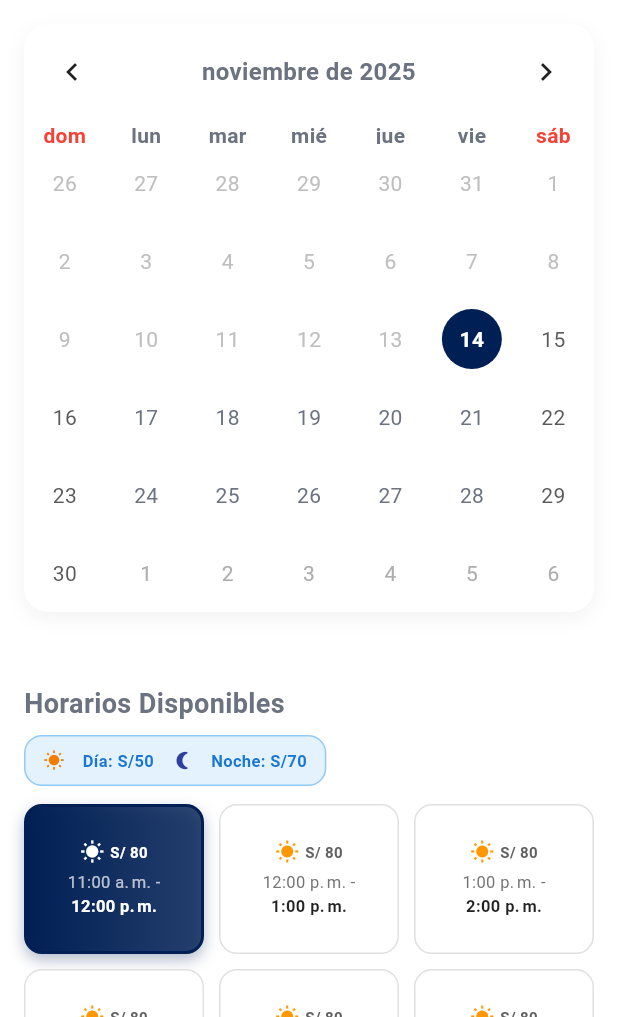
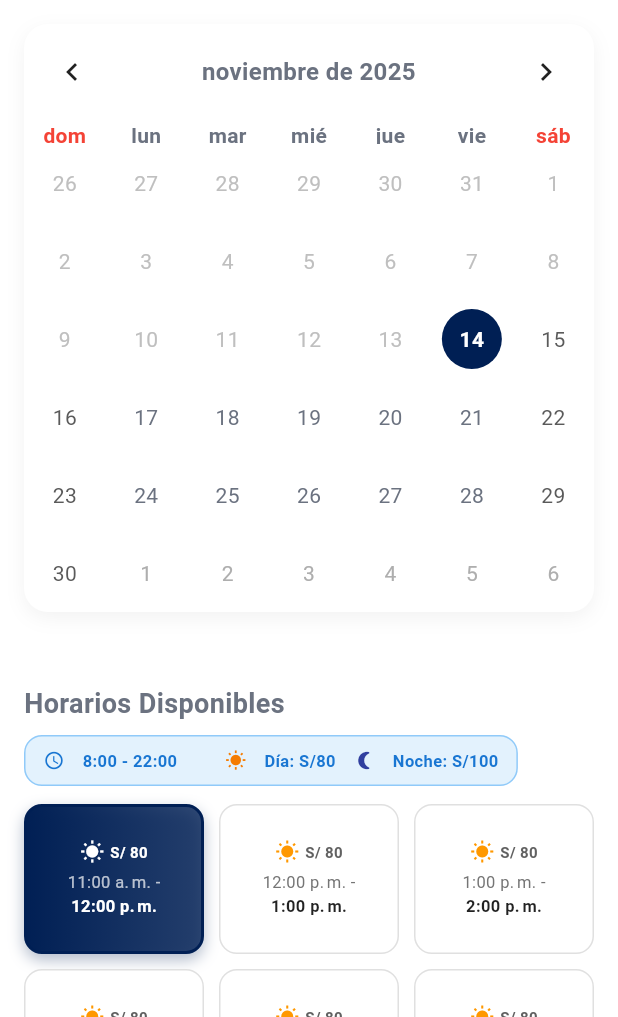
Before and after one commit to 51Jos/CampoRealMadriFC, a Flutter app: the HomePage screen opened directly, after a tap on an icon or button, on a phone screen of 412 x 824 dp, the part 219-1236 px from its top. Run offline on Flutter 3.47's test engine with Material 3 defaults, Android fonts, the phone set to English and light mode, and no system bars; drawn by our look-alikes of table_calendar; our stand-ins replace cloud_firestore, dartz, dio, equatable, firebase_auth, firebase_core and 6 more; accounts and stored records are empty.

Commit message:
Fix: Mostrar horarios y precios reales + arreglar WhatsApp en web e iOS
Problema 1: Horarios y precios hardcodeados en HomePage
- Cargar CompanyInfo en HomePage para obtener configuración real
- Mostrar rango de horarios dinámico (ej: "8:00 - 22:00")
- Mostrar precios de día y noche configurados por el admin
- Agregar ícono de reloj para indicar el horario de operación
- Usar if conditional para mostrar info solo cuando CompanyInfo está cargado

Problema 2: WhatsApp no abre en Web ni iOS
- Cambiar de whatsapp://send a https://api.whatsapp.com/send
- Usar LaunchMode.externalApplication en todas las plataformas
- Actualizar BookingConfirmationPage para usar API de WhatsApp
- Actualizar WhatsAppService para usar LaunchMode consistente
- Remover import no usado de flutter/foundation.dart
- Mejorar mensaje de error cuando WhatsApp no está instalado

Beneficios:
- Web: Abre WhatsApp Web en nueva pestaña
- iOS: Abre app de WhatsApp si está instalada, sino WhatsApp Web
- Android: Abre app de WhatsApp directamente
- Horarios y precios se actualizan automáticamente desde configuración

🤖 Generated with [Claude Code](https://claude.com/claude-code)

Co-Authored-By: Claude <noreply@anthropic.com>

```diff
--- a/lib/core/services/whatsapp_service.dart
+++ b/lib/core/services/whatsapp_service.dart
@@ -1,4 +1,3 @@
-import 'package:flutter/foundation.dart' show kIsWeb;
 import 'package:url_launcher/url_launcher.dart';
 import '../../features/booking/domain/entities/booking.dart';
 
@@ -96,9 +95,11 @@ _Sintético Lima_
       print('Can launch WhatsApp URL: $canLaunch');
 
       if (canLaunch) {
+        // LaunchMode.externalApplication funciona mejor en todas las plataformas
+        // En iOS y Android abre WhatsApp app, en Web abre WhatsApp Web en nueva pestaña
         final result = await launchUrl(
           url,
-          mode: kIsWeb ? LaunchMode.platformDefault : LaunchMode.externalApplication,
+          mode: LaunchMode.externalApplication,
         );
         print('Launch result: $result');
         return result;
--- a/lib/features/booking/presentation/pages/home_page.dart
+++ b/lib/features/booking/presentation/pages/home_page.dart
@@ -2,8 +2,11 @@ import 'package:flutter/material.dart';
 import 'package:flutter_bloc/flutter_bloc.dart';
 import 'package:table_calendar/table_calendar.dart';
 import 'package:intl/intl.dart';
+import '../../../../config/dependency_injection/service_locator.dart';
 import '../../../../core/theme/app_colors.dart';
 import '../../../auth/presentation/bloc/auth_bloc.dart';
+import '../../../company/domain/entities/company_info.dart';
+import '../../../company/domain/usecases/get_company_info.dart';
 import '../bloc/booking_bloc.dart';
 import '../bloc/booking_event.dart';
 import '../bloc/booking_state.dart';
@@ -20,11 +23,31 @@ class HomePage extends StatefulWidget {
 class _HomePageState extends State<HomePage> {
   DateTime _selectedDay = DateTime.now();
   DateTime _focusedDay = DateTime.now();
+  CompanyInfo? _companyInfo;
 
   @override
   void initState() {
     super.initState();
+    _loadCompanyInfo();
     _loadTimeSlots();
+  }
+
+  Future<void> _loadCompanyInfo() async {
+    final getCompanyInfo = sl<GetCompanyInfo>();
+    final result = await getCompanyInfo();
+
+    result.fold(
+      (failure) {
+        // Error loading company info, will use default values from timeSlots
+      },
+      (companyInfo) {
+        if (mounted) {
+          setState(() {
+            _companyInfo = companyInfo;
+          });
+        }
+      },
+    );
   }
 
   void _loadTimeSlots() {
@@ -428,6 +451,7 @@ class _HomePageState extends State<HomePage> {
             ),
           ),
           SizedBox(height: padding * 0.5),
+          if (_companyInfo != null)
             Container(
               padding: EdgeInsets.symmetric(
                 horizontal: padding * 0.75,
@@ -442,9 +466,19 @@ class _HomePageState extends State<HomePage> {
                 spacing: padding * 0.75,
                 crossAxisAlignment: WrapCrossAlignment.center,
                 children: [
+                  Icon(Icons.access_time, size: 14, color: Colors.blue.shade700),
+                  Text(
+                    '${_companyInfo!.startHour}:00 - ${_companyInfo!.endHour}:00',
+                    style: TextStyle(
+                      fontSize: _getSubtitleFontSize(width) - 3,
+                      fontWeight: FontWeight.bold,
+                      color: Colors.blue.shade700,
+                    ),
+                  ),
+                  SizedBox(width: padding * 0.5),
                   Icon(Icons.wb_sunny, size: 14, color: Colors.orange.shade700),
                   Text(
-                  'Día: S/50',
+                    'Día: S/${_companyInfo!.dayPrice.toStringAsFixed(0)}',
                     style: TextStyle(
                       fontSize: _getSubtitleFontSize(width) - 3,
                       fontWeight: FontWeight.bold,
@@ -453,7 +487,7 @@ class _HomePageState extends State<HomePage> {
                   ),
                   Icon(Icons.nightlight_round, size: 14, color: Colors.indigo.shade700),
                   Text(
-                  'Noche: S/70',
+                    'Noche: S/${_companyInfo!.nightPrice.toStringAsFixed(0)}',
                     style: TextStyle(
                       fontSize: _getSubtitleFontSize(width) - 3,
                       fontWeight: FontWeight.bold,
```
Also changed, not shown: lib/features/booking/presentation/pages/booking_confirmation_page.dart (+9 -4 lines). Lines whose indentation alone changed are shown as unchanged.
